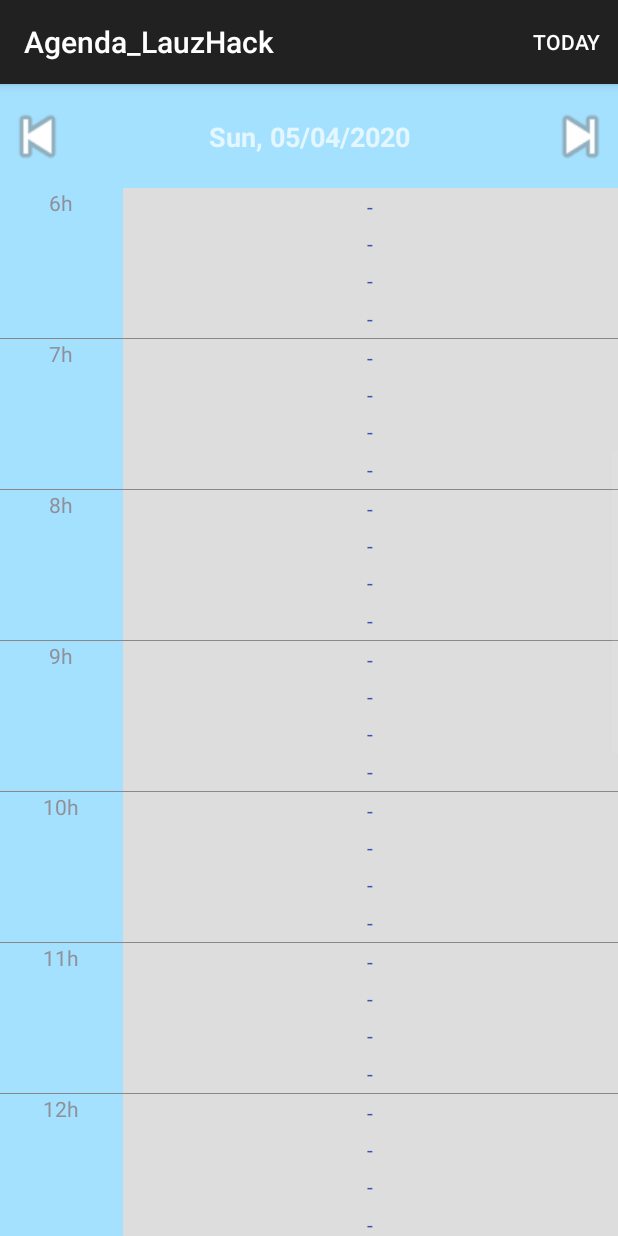
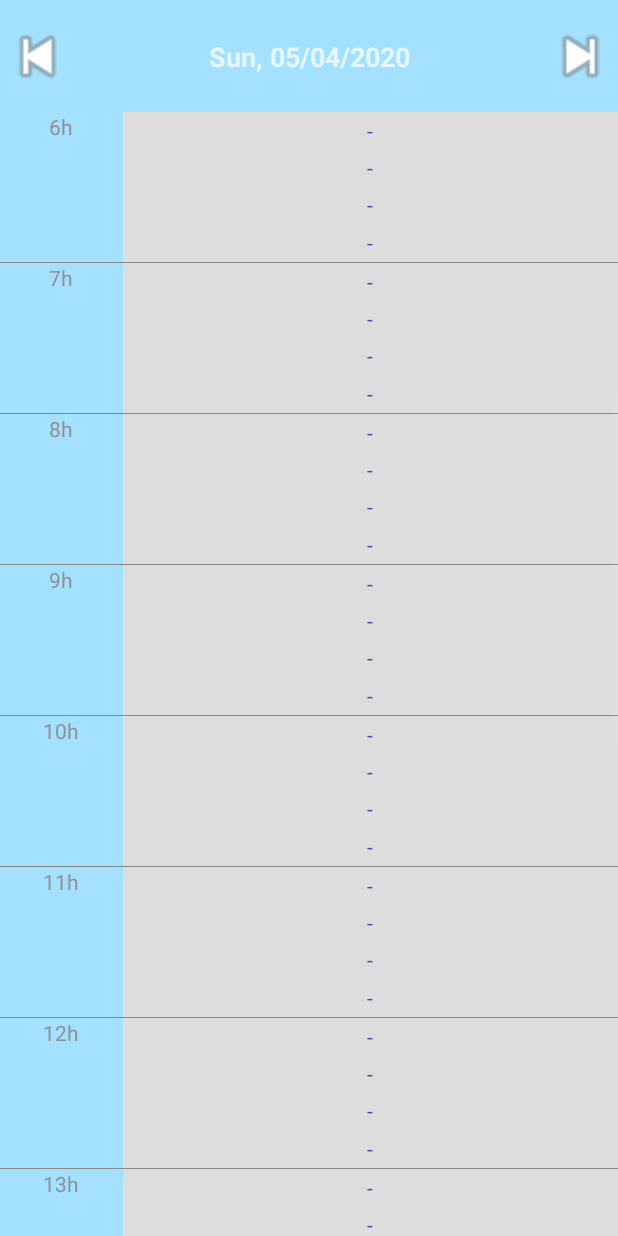
Before and after one commit to Skitiner/Agenda_LauzHack, an Android app: the AgendaActivity screen opened directly, with no data from a screen before it, on a phone screen of 412 x 824 dp. Run offline under Robolectric (Android 15) with nearby library versions, the phone set to English and light mode, and no system bars.

Commit message:
Without Action bar

```diff
--- a/app/src/main/AndroidManifest.xml
+++ b/app/src/main/AndroidManifest.xml
@@ -11,8 +11,7 @@
         android:theme="@style/Theme.AppCompat.NoActionBar">
         <activity android:name=".popupActivity"></activity>
         <activity android:name=".ProfileActivity" />
-        <activity android:name=".AgendaActivity"
-            android:theme="@style/Theme.AppCompat"/>
+        <activity android:name=".AgendaActivity"/>
         <activity android:name=".MainActivity">
             <intent-filter>
                 <action android:name="android.intent.action.MAIN" />
--- a/app/src/main/res/layout/activity_agenda.xml
+++ b/app/src/main/res/layout/activity_agenda.xml
@@ -46,6 +46,9 @@
             android:text="Saturday, 04.03.2020"
             android:textSize="18sp"
             android:textStyle="bold"
+            android:clickable="true"
+            android:focusable="true"
+            android:onClick="goToday"
             app:layout_constraintBottom_toBottomOf="parent"
             app:layout_constraintEnd_toEndOf="@+id/nextDay"
             app:layout_constraintStart_toStartOf="parent"
--- a/app/src/main/res/menu/menu_agenda.xml
+++ /dev/null
@@ -1,8 +0,0 @@
-<?xml version="1.0" encoding="utf-8"?>
-<menu xmlns:android="http://schemas.android.com/apk/res/android"
-    xmlns:app="http://schemas.android.com/apk/res-auto">
-    <item
-        android:id="@+id/today_button"
-        android:title="@string/today"
-        app:showAsAction="ifRoom" />
-</menu>
```
Also changed, not shown: app/src/main/java/com/example/agenda_lauzhack/AgendaActivity.java (+5 -13 lines).
